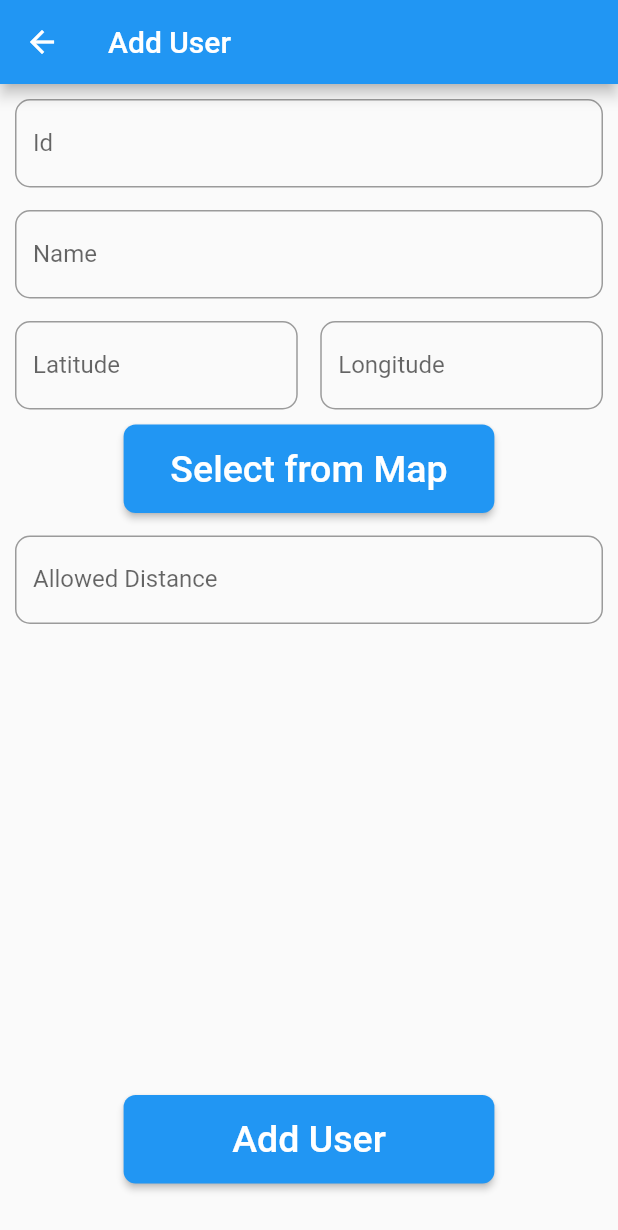
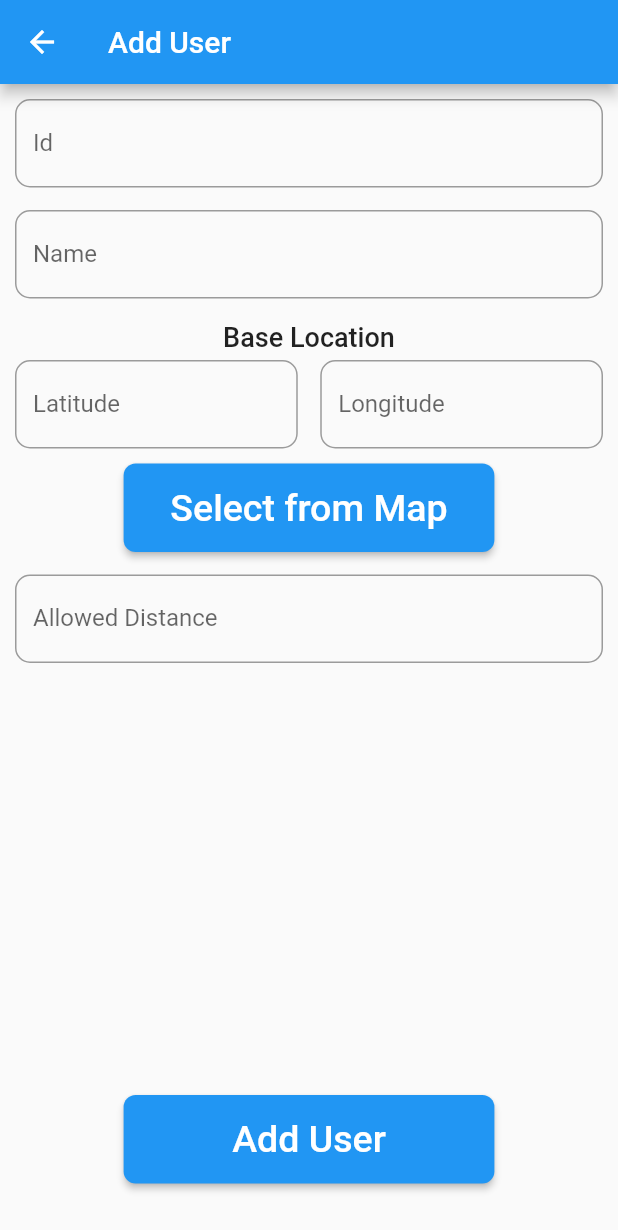
Before and after one commit to TheCoderSuraj/survoProt1, a Flutter app: the SuperHomeScreen screen opened directly, after a tap on "Add user", on a phone screen of 412 x 824 dp. Shown: the top 1230 px of the screen. Run offline on Flutter 3.47's test engine with Material 2 defaults, Android fonts, the phone set to English and light mode, and no system bars; drawn by our look-alikes of oktoast; our stand-ins replace cloud_firestore, firebase_core, flutter_spinkit, geolocator, google_maps_flutter, rxdart; missing offline and left inert: flutter_joystick; accounts and stored records are empty.

Commit message:
minor changes

```diff
--- a/lib/core/superviser/screens/add_user_screen.dart
+++ b/lib/core/superviser/screens/add_user_screen.dart
@@ -8,6 +8,7 @@ import 'package:survo_protv1/core/server/models/location_model.dart';
 import 'package:survo_protv1/core/superviser/providers/superviser_provider.dart';
 import 'package:survo_protv1/core/superviser/screens/map_screen.dart';
 import 'package:survo_protv1/utils/common_methods.dart';
+import 'package:survo_protv1/utils/constants.dart';
 import 'package:survo_protv1/widgets/action_button.dart';
 import 'package:survo_protv1/widgets/input_field.dart';
 import 'package:survo_protv1/widgets/screen_page_setup.dart';
@@ -107,6 +108,11 @@ class _AddUserScreenState extends State<AddUserScreen> {
             keyboardType: TextInputType.name,
           ),
           const SizedBox(height: 15),
+          const Text(
+            "Base Location",
+            style: kSemiBoldTextStyle,
+          ),
+          const SizedBox(height: 5),
           Row(
             children: [
               Expanded(
@@ -130,6 +136,7 @@ class _AddUserScreenState extends State<AddUserScreen> {
           ActionButton(
               title: "Select from Map",
               onPressed: () async {
+                showMyToast("getting your location for reference...");
                 LatLng? l = await askLocation();
                 print("location we got $l");
                 if (l != null) {
--- a/lib/core/superviser/screens/super_home_screen.dart
+++ b/lib/core/superviser/screens/super_home_screen.dart
@@ -15,8 +15,20 @@ import 'package:survo_protv1/widgets/screen_page_setup.dart';
 import '../../server/models/location_model.dart';
 import '../../server/server_constant.dart';
 
-class SuperHomeScreen extends StatelessWidget {
+class SuperHomeScreen extends StatefulWidget {
   const SuperHomeScreen({super.key});
+
+  @override
+  State<SuperHomeScreen> createState() => _SuperHomeScreenState();
+}
+
+class _SuperHomeScreenState extends State<SuperHomeScreen> {
+  @override
+  void initState() {
+    super.initState();
+    context.read<SupervisorProvider>().init();
+  }
+
   void testListen(String id) {
     FirebaseFirestore.instance
         .collection(skAccountCollectionName)
@@ -43,7 +55,12 @@ class SuperHomeScreen extends StatelessWidget {
       appBar: AppBar(
         title: const Text("$kAppName Super"),
       ),
-      body: ScreenPageSetup(
+      body: Consumer<SupervisorProvider>(builder: (context, value, child) {
+        return value.isLoading
+            ? const Center(
+                child: Text("Loading..."),
+              )
+            : ScreenPageSetup(
                 crossAxisAlignment: CrossAxisAlignment.center,
                 children: [
                   const SizedBox(width: double.infinity),
@@ -90,7 +107,8 @@ class SuperHomeScreen extends StatelessWidget {
                     },
                   ),
                 ],
-      ),
+              );
+      }),
     );
   }
 }
--- a/lib/main.dart
+++ b/lib/main.dart
@@ -51,8 +51,8 @@ class _SurvoProt1AppState extends State<SurvoProt1App> {
   Widget build(BuildContext context) {
     return OKToast(
       child: MaterialApp(
-        // home: UserHomeScreen(),
-        home: SuperHomeScreen(),
+        home: HomeScreen(),
+        // home: SuperHomeScreen(),
         //     home: UserDetailsScreen(
         //   am: AccountModel(
         //     id: "2458",
```
Also changed, not shown: lib/core/general/screens/home_screen.dart (+30 -14 lines), lib/core/superviser/screens/map_screen.dart (+7 -2 lines), lib/core/superviser/screens/surveillance_screen.dart (+8 -3 lines), lib/core/superviser/screens/user_details_screen.dart (+10 -6 lines). Lines whose indentation alone changed are shown as unchanged.
